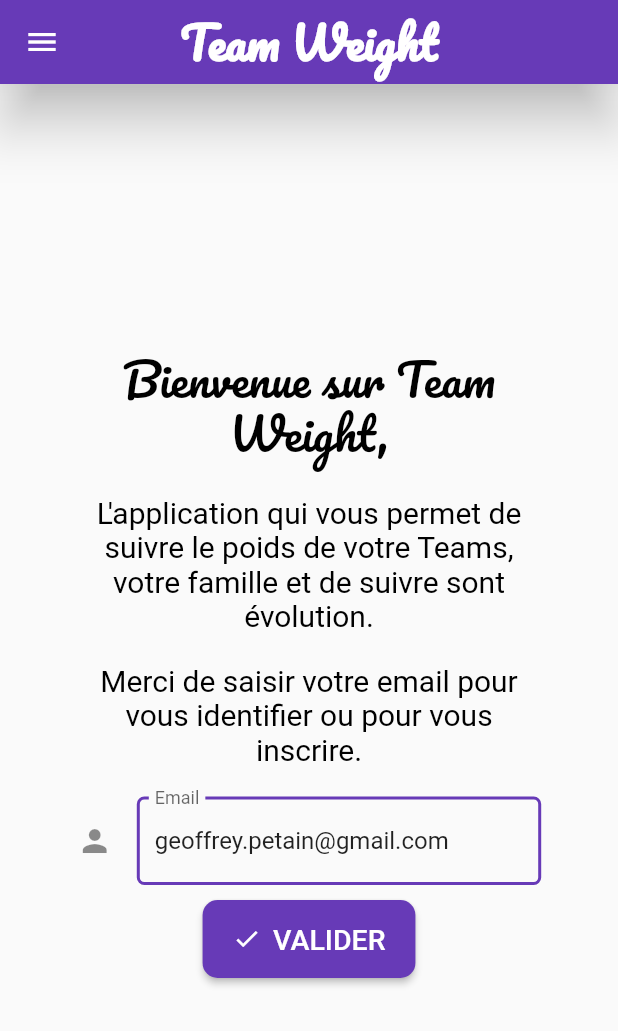
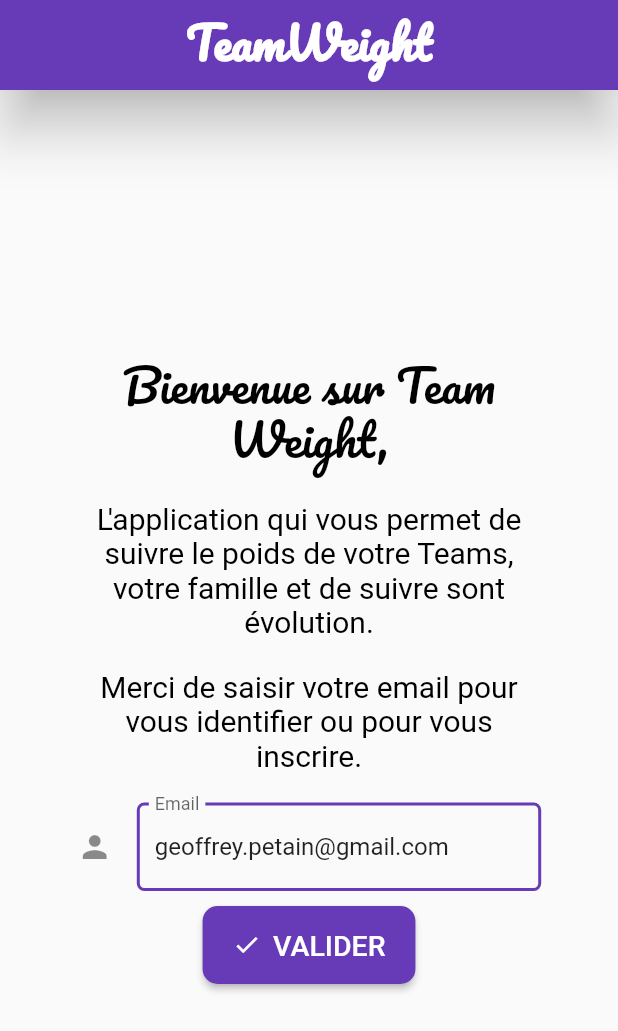
Before and after one commit to geof34730/flutter_redux_app_regime, a Flutter app: the screen it shows after launch, on a phone screen of 412 x 824 dp. Shown: the top 1031 px of the screen. Run offline on Flutter 3.47's test engine with Material 2 defaults, Android fonts, the phone set to English and light mode, and no system bars; our stand-ins replace flutter_dotenv, flutter_pw_validator, flutter_redux, google_fonts, redux, validators; missing offline and left inert: colored_json.

Commit message:
Widget appBar + Widget drawer debug + Widget bottomNavigationbar + logOut + login end

```diff
--- a/lib/_models/user.dart
+++ b/lib/_models/user.dart
@@ -7,7 +7,7 @@ class Userdata {
   late String? profil;
   late String? datenaissance;
   late String? sexe;
-  late double? taille;
+  late int? taille;
   late String? imageprofil;
   late String? uuidfamillyadmin;
   late String? token;
@@ -82,4 +82,5 @@ class Userdata {
     uuidfamillyadmin = user["uuidfamillyadmin"];
     token = user["token"];
   }
+
 }
--- a/lib/_state/store_user.dart
+++ b/lib/_state/store_user.dart
@@ -32,6 +32,7 @@ dynamic dataUser(dynamic state, dynamic action) {
   }
   if (action is SetUserConnectedLoginAction) {
     state.saveUser(action.user);
+
   }
 
   return state;
--- /dev/null
+++ b/lib/_widgets/appBar.dart
@@ -0,0 +1,95 @@
+import 'dart:convert';
+import 'package:flutter/material.dart';
+import 'package:google_fonts/google_fonts.dart';
+import 'package:flutter_redux/flutter_redux.dart';
+
+Widget appBarWidgets({required context, required dynamic store}) {
+  return StoreProvider<dynamic>(
+      store: store,
+      child: StoreConnector<dynamic, dynamic>(
+          converter: (store) => store.state,
+          builder: (context, state) {
+            if(state.loginState!="logged") {
+              return AppBar(
+                title: Text(
+                  'TeamWeight',
+                  style: GoogleFonts.pacifico(
+                      textStyle: const TextStyle(
+                        color: Colors.white,
+                      )),
+                ),
+              );
+            }
+            else{
+              return AppBar(
+                title: Text(
+                  'TeamWeight',
+                  style: GoogleFonts.pacifico(
+                      textStyle: const TextStyle(
+                        color: Colors.white,
+                      )),
+
+                ),
+                  actions: <Widget> [
+                   /*
+                    IconButton(
+                        icon: const Icon(Icons.settings),
+                        onPressed: () => {
+                          print("Click on settings button")
+                        }
+                    ),
+                    */
+
+                    Padding(
+                        padding: const  EdgeInsets.only(top:5.00,right:5.00),
+                        child: PopupMenuButton(
+                        child:CircleAvatar(
+                              radius: 28,
+                              backgroundImage: Image.memory(base64.decode(state.user.imageprofil)).image,
+                            ),
+                            itemBuilder: (context) => [
+                              PopupMenuItem<int>(
+                                value: 0,
+                                child: Row(
+                                  children:[
+                                    CircleAvatar(
+                                      radius: 15,
+                                      backgroundImage: Image.memory(base64.decode(state.user.imageprofil)).image,
+                                    ),
+                                    const Padding(
+                                        padding: const  EdgeInsets.only(left:5.00),
+                                        child:Text("Geoffrey"),
+                                    )
+                                  ]
+                                )
+                              ),
+                              PopupMenuItem<int>(
+                                  value: 1,
+                                  child: Row(
+                                      children:[
+                                        CircleAvatar(
+                                          radius: 15,
+                                          backgroundImage: Image.memory(base64.decode(state.user.imageprofil)).image,
+                                        ),
+                                        const Padding(
+                                          padding: const  EdgeInsets.only(left:5.00),
+                                          child:Text("Geoffrey"),
+                                        )
+                                      ]
+                                  )
+                              ),
+                          ],
+                            onSelected:(value){
+                              if(value == 0){
+                                print("My account menu is selected 1.");
+                              }else if(value == 1){
+                                print("Settings menu is selected 2.");
+                              }
+                            }
+                        ),
+                    ),
+                  ]
+              );
+            }
+          }));
+}
--- /dev/null
+++ b/lib/_widgets/bottomNavigationBar.dart
@@ -0,0 +1,56 @@
+import 'dart:convert';
+import 'package:flutter/material.dart';
+import 'package:google_fonts/google_fonts.dart';
+import 'package:flutter_redux/flutter_redux.dart';
+import '../_state/store_user.dart';
+import '../_state/store_connect.dart';
+
+Widget bottomNavigationBarWidgets({required context, required dynamic store}) {
+  return StoreProvider<dynamic>(
+      store: store,
+      child: StoreConnector<dynamic, dynamic>(
+          converter: (store) => store.state,
+          builder: (context, state) {
+            if(state.loginState!="logged"){
+              return SizedBox();
+            }
+            else {
+              return BottomNavigationBar(
+                items: const <BottomNavigationBarItem>[
+                  BottomNavigationBarItem(
+                    icon: Icon(Icons.group),
+                    label: 'Ma Team',
+                  ),
+                  BottomNavigationBarItem(
+                    icon: Icon(Icons.account_circle_outlined),
+                    label: 'Mon Profil',
+                  ),
+                  BottomNavigationBarItem(
+                    icon: Icon(Icons.logout),
+                    label: 'Déconnexion',
+                  ),
+                ],
+                currentIndex: 0,
+                selectedItemColor: Colors.deepPurple,
+                onTap: (int index) {
+                    switch (index) {
+                      case 0:
+                        print("navigate to Ma team");
+                        break;
+                      case 1:
+                        print("navigate to Mon profil");
+                        break;
+                      case 2:
+                        store.dispatch(loginActions.Logout);
+                        break;
+                    }
+                  ;
+                },
+              );
+            }
+    }
+    ));
+}
+
+
+//store.dispatch(loginActions.Logout);
--- a/lib/login/view.dart
+++ b/lib/login/view.dart
@@ -1,18 +1,15 @@
 import 'package:flutter/material.dart';
-import 'package:google_fonts/google_fonts.dart';
+import 'package:flutter_dotenv/flutter_dotenv.dart';
 import 'package:flutter_redux/flutter_redux.dart';
 import 'package:redux/redux.dart';
-import '../_state/store.dart';
-import 'package:validators/validators.dart';
+import 'package:regime_redux_v2/_widgets/appBar.dart';
+import 'package:regime_redux_v2/_widgets/bottomNavigationBar.dart';
+import 'package:regime_redux_v2/_widgets/drawer.dart';
 import 'widgets/loginFormState1.dart';
 import 'widgets/loginFormState2.dart';
 import 'widgets/register.dart';
-import 'dart:convert';
-import 'package:flutter_dotenv/flutter_dotenv.dart';
-import 'dart:convert';
+import 'widgets/accueil.dart';
 
-import 'package:flutter/material.dart';
-import 'package:colored_json/colored_json.dart';
 
 class LoginPage extends StatelessWidget {
   final Store<dynamic> store;
@@ -23,100 +20,37 @@ class LoginPage extends StatelessWidget {
   }) : super(key: key);
 
   final _formKey = GlobalKey<FormState>();
-  final dartMap = {
-    "id": 24,
-    "name": "Manthan Khandale",
-    "score": 7.6,
-    "socials": null,
-    "hobbies": [
-      "Music",
-      "Filmmaking",
-    ],
-    "isFlutterCool": true,
-  };
+  late dynamic returnWidget;
   @override
   Widget build(BuildContext context) {
     return StoreProvider<dynamic>(
         store: store,
         child:Scaffold(
-        drawer:  ListView(
-          padding: EdgeInsets.zero,
-          children:  <Widget>[
-            const SizedBox(
-              height: 75,
-              child:DrawerHeader(
-                decoration: BoxDecoration(
-                  color: Colors.red,
+            appBar:PreferredSize(
+                preferredSize: Size.fromHeight(60.0), // here the desired height
+                child: appBarWidgets(context: context, store: store),
             ),
-                child: Text(
-                  'DEBUG TOOLS GEOFFREY',
-                  style: TextStyle(
-                    color: Colors.white,
-                    fontSize: 24,
-                  ),
-                ),
-              ),
-            ),
-
-
-            StoreConnector<dynamic, dynamic>(
-              converter: (store) => store.state.globalState,
-              builder: (context, globalState) {
-                return SingleChildScrollView(child:Container(
-                  color: Colors.black,
-                  padding: const EdgeInsets.all(20.00),
-                  child:ColoredJson(
-                    data: '['+jsonEncode(globalState)+']',
-                    indentLength: 10,
-                    keyColor: Colors.green,
-                    backgroundColor: Colors.black,
-                    boolColor: Colors.white,
-                    nullColor: Colors.redAccent,
-                    stringColor: Colors.cyan,
-                    curlyBracketColor: Colors.yellow,
-                    doubleColor: Colors.deepOrange,
-                    squareBracketColor: Colors.amber,
-                    commaColor: Colors.yellow,
-                    colonColor: Colors.purple,
-                    intColor: Colors.lime,
-                    textStyle: const TextStyle(
-                      fontSize: 15,
-                      letterSpacing: 2,
-                    ),
-                  ),
-                ));
-              }
-              ),
-          ],
-        ),
-
-
-
-        appBar: AppBar(
-          title: Text(
-            "Team Weight",
-            style: GoogleFonts.pacifico(
-                textStyle: const TextStyle(
-                  color: Colors.white,
-                  fontSize: 30.00,
-                )),
-          ),
-        ),
+            drawer: (dotenv.get("DEBUG")=="true" ?  drawerWidget(context: context, store: store):null),
+            bottomNavigationBar: bottomNavigationBarWidgets(context: context, store: store),
             body: SingleChildScrollView(
             child: StoreConnector<dynamic, dynamic>(
               converter: (store) => store.state.loginState,
               builder: (context, loginState) {
-              if(loginState=="email"){
-                  return loginFormState1(context: context, formKey: _formKey,store:store);
+                switch (loginState) {
+                  case "email":
+                    returnWidget=loginFormState1(context: context, formKey: _formKey,store:store);
+                    break;
+                  case "password":
+                    returnWidget=loginFormState2(context: context, formKey: _formKey,store:store);
+                    break;
+                  case "register":
+                    returnWidget=register(context: context, formKey: _formKey,store:store);
+                    break;
+                  case "logged":
+                    returnWidget=accueil(context: context, formKey: _formKey,store:store);
+                    break;
                 }
-              else{
-                if(loginState=="password") {
-                  return loginFormState2(context: context, formKey: _formKey, store: store);
-                }
-                else{
-                  return register(context: context, formKey: _formKey, store: store);
-                }
-              }
+                return returnWidget;
               },
             ),
           ))
--- a/lib/main.dart
+++ b/lib/main.dart
@@ -1,6 +1,7 @@
 import 'package:flutter/material.dart';
 import 'package:flutter_dotenv/flutter_dotenv.dart';
 import 'package:flutter_redux/flutter_redux.dart';
+import 'package:google_fonts/google_fonts.dart';
 import 'package:redux/redux.dart';
 import '_state/appState.dart';
 import '_state/store.dart';
@@ -20,8 +21,8 @@ class MyApp extends StatelessWidget {
   Widget build(BuildContext context) {
     return StoreProvider<dynamic>(
       store: store,
-      child:   MaterialApp(
-        debugShowCheckedModeBanner: (dotenv.get("DEBUG")=="true" ?  true : false),
+      child: MaterialApp(
+        debugShowCheckedModeBanner: (dotenv.get("DEBUG")=="true" ?  false : false),
         theme: ThemeData(
           elevatedButtonTheme: ElevatedButtonThemeData(
             style: TextButton.styleFrom(
@@ -45,11 +46,23 @@ class MyApp extends StatelessWidget {
           appBarTheme: const AppBarTheme(
             backgroundColor: Colors.deepPurple,
             iconTheme: IconThemeData(color: Colors.white),
-            actionsIconTheme: IconThemeData(color: Colors.amber),
+            actionsIconTheme: IconThemeData(color: Colors.white),
             centerTitle: true,
             elevation: 15,
             titleTextStyle: TextStyle(
-                color: Colors.white, fontWeight: FontWeight.bold, fontSize: 20),
+                color: Colors.white,
+                fontWeight: FontWeight.bold,
+                fontSize: 30,
+
+
+            )
+
+
+
+
+
+
+            ,
           ),
           timePickerTheme: const TimePickerThemeData(
             backgroundColor: Colors.red,
@@ -74,8 +87,7 @@ class MyApp extends StatelessWidget {
             elevation: 15.00,
           ),
         ),
-        title: 'Mon poids comme j\'aime',
-
+        title: 'TeamWeight',
         home: LoginPage(store: store),
       ),
     );
```
Also changed, not shown: lib/_services/login.dart (+13 -7 lines), lib/_state/store_connect.dart (+9 -1 lines), lib/_widgets/drawer.dart (added, +64 -0 lines), lib/login/widgets/accueil.dart (added, +45 -0 lines), lib/login/widgets/loginFormState2.dart (+6 -5 lines). Lines whose indentation alone changed are shown as unchanged.
